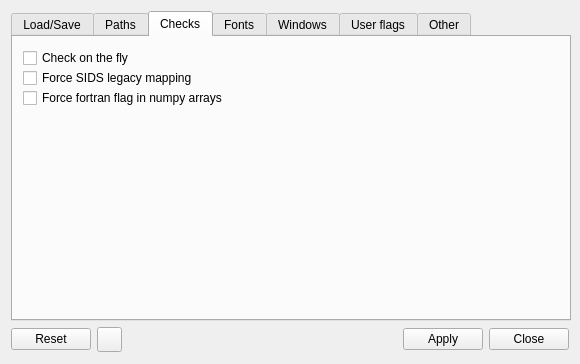
This is NAVigater/CGNS/NAV/T/Q7OptionsWindow.ui in pyCGNS/pyCGNS as Qt 5 draws it before an edit. The edited form follows.
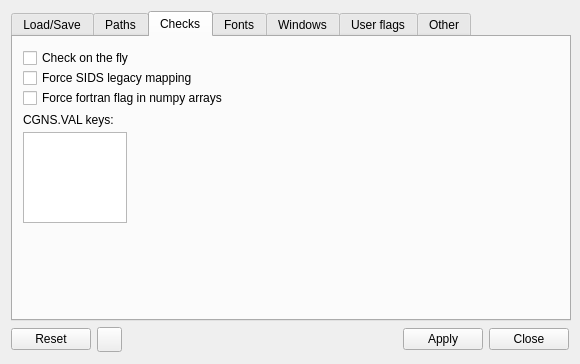
This is the edited form. The open tabs and pages were chosen to show the change. Icons and pictures are not drawn.

Commit message: NAV add options for CGNS.VAL grammar keys

```diff
--- a/NAVigater/CGNS/NAV/T/Q7OptionsWindow.ui
+++ b/NAVigater/CGNS/NAV/T/Q7OptionsWindow.ui
@@ -493,6 +493,29 @@
           <string>Force fortran flag in numpy arrays</string>
          </property>
         </widget>
+        <widget class="QPlainTextEdit" name="eValKeys">
+         <property name="geometry">
+          <rect>
+           <x>10</x>
+           <y>95</y>
+           <width>104</width>
+           <height>91</height>
+          </rect>
+         </property>
+        </widget>
+        <widget class="QLabel" name="label_25">
+         <property name="geometry">
+          <rect>
+           <x>10</x>
+           <y>75</y>
+           <width>106</width>
+           <height>16</height>
+          </rect>
+         </property>
+         <property name="text">
+          <string>CGNS.VAL keys:</string>
+         </property>
+        </widget>
        </widget>
        <widget class="QWidget" name="tab_3">
         <attribute name="title">
```
The commit also changes 6 other files.
